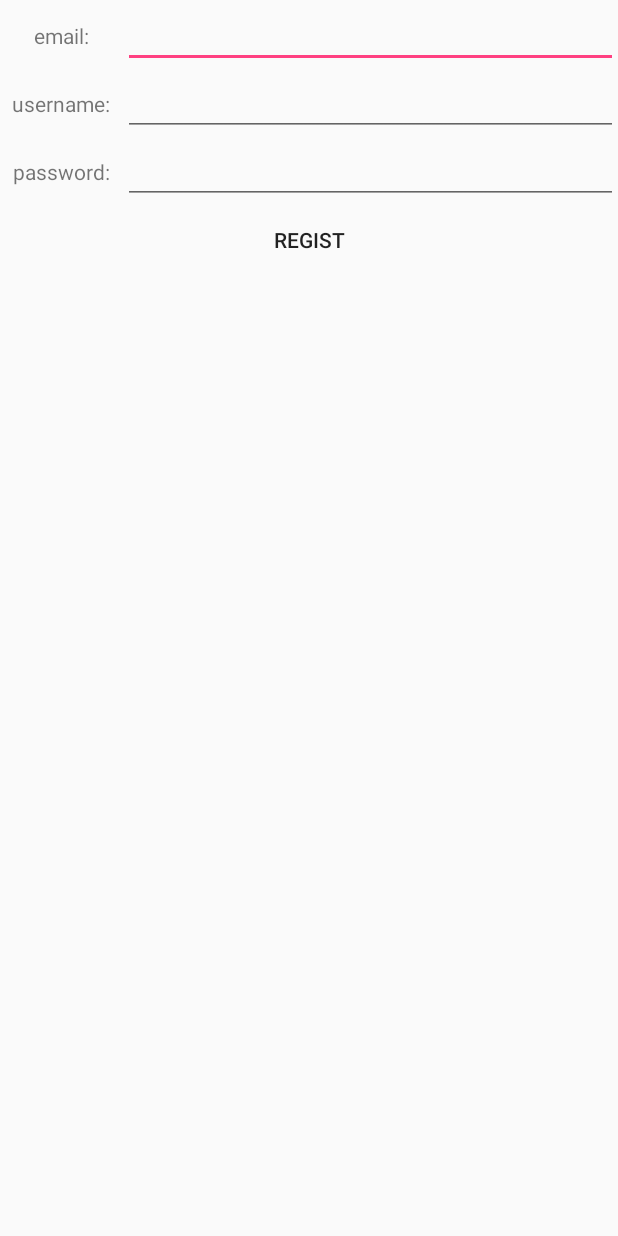
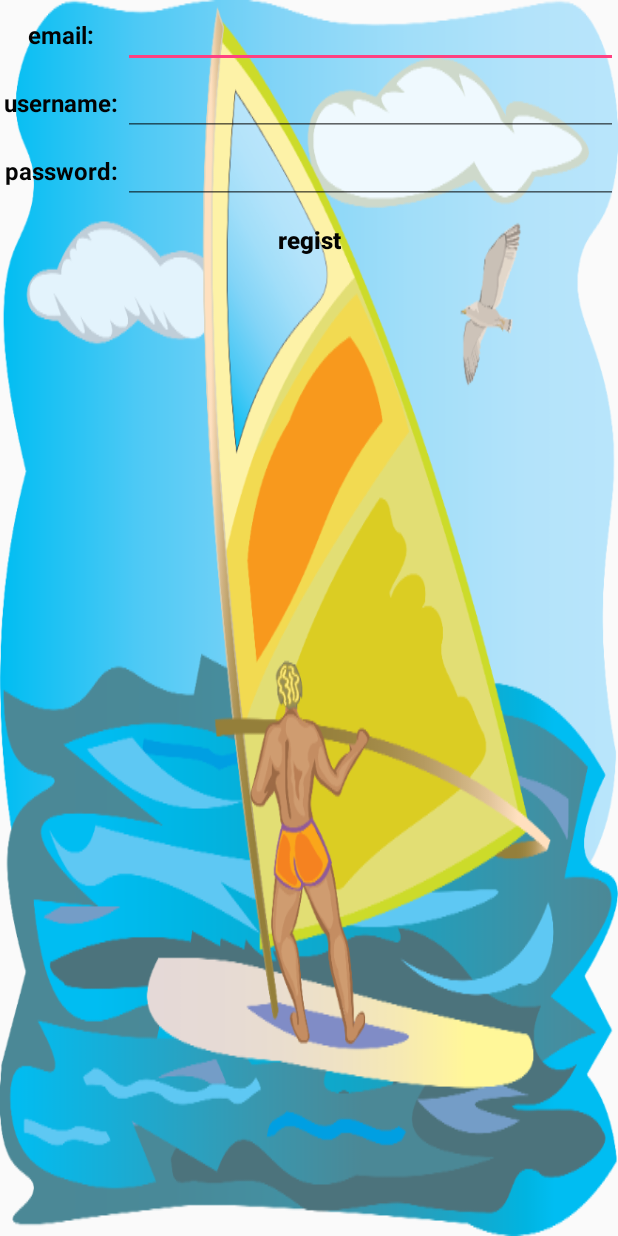
Before and after one commit to greatgeek/DreamBikeOne, an Android app: the RegisterActivity screen opened directly, with no data from a screen before it, on a phone screen of 412 x 824 dp. Run offline under Robolectric (Android 15) with nearby library versions, the phone set to English and light mode, and no system bars.

Commit message:
revert point

```diff
--- a/app/src/main/java/com/panghui/dreambike/LoginActivity.java
+++ b/app/src/main/java/com/panghui/dreambike/LoginActivity.java
@@ -127,8 +127,7 @@ public class LoginActivity extends AppCompatActivity implements View.OnClickList
                                             @Override
                                             public void run() {
                                                 Intent intent=new Intent("com.panghui.dreambike.LOCAL_BROADCAST");
-                                                intent.putExtra("username",user.getUsername());
-                                                intent.putExtra("email",user.getEmail());
+                                                intent.putExtra("user",user);
                                                 localBroadcastManager.sendBroadcast(intent);
                                                 finish();
                                             }
--- a/app/src/main/java/com/panghui/dreambike/Util/HttpUtil.java
+++ b/app/src/main/java/com/panghui/dreambike/Util/HttpUtil.java
@@ -37,6 +37,7 @@ public class HttpUtil {
                     user.setUsername(jsonObject.getString("username"));
                     user.setEmail(jsonObject.getString("email"));
                     user.setPassword(jsonObject.getString("password"));
+                    user.setBalance(jsonObject.getString("balance"));
                 }
             }catch (Exception e){
                 e.printStackTrace();
--- a/app/src/main/res/layout/activity_register.xml
+++ b/app/src/main/res/layout/activity_register.xml
@@ -2,17 +2,22 @@
 <LinearLayout xmlns:android="http://schemas.android.com/apk/res/android"
     android:orientation="vertical"
     android:layout_width="match_parent"
-    android:layout_height="match_parent">
+    android:layout_height="match_parent"
+    android:background="@drawable/registerbg">
     <LinearLayout
         android:orientation="horizontal"
         android:layout_width="match_parent"
         android:layout_height="wrap_content">
+
         <TextView
             android:layout_width="0dp"
+            android:layout_height="wrap_content"
             android:layout_weight="1"
+            android:text="email:"
             android:textAlignment="center"
-            android:layout_height="wrap_content"
-            android:text="email:"/>
+            android:textColor="#030303"
+            android:textSize="16dp"
+            android:textStyle="bold" />
         <EditText
             android:id="@+id/email"
             android:layout_width="0dp"
@@ -23,12 +28,16 @@
         android:orientation="horizontal"
         android:layout_width="match_parent"
         android:layout_height="wrap_content">
+
         <TextView
             android:layout_width="0dp"
+            android:layout_height="wrap_content"
             android:layout_weight="1"
-            android:layout_height="wrap_content"
+            android:text="username:"
             android:textAlignment="center"
-            android:text="username:"/>
+            android:textColor="#030303"
+            android:textSize="16dp"
+            android:textStyle="bold" />
         <EditText
             android:id="@+id/username"
             android:layout_width="0dp"
@@ -39,12 +48,16 @@
         android:orientation="horizontal"
         android:layout_width="match_parent"
         android:layout_height="wrap_content">
+
         <TextView
             android:layout_width="0dp"
+            android:layout_height="wrap_content"
             android:layout_weight="1"
+            android:text="password:"
             android:textAlignment="center"
-            android:layout_height="wrap_content"
-            android:text="password:"/>
+            android:textColor="#030303"
+            android:textSize="16dp"
+            android:textStyle="bold" />
         <EditText
             android:id="@+id/password"
             android:layout_width="0dp"
@@ -55,12 +68,17 @@
         android:orientation="horizontal"
         android:layout_width="match_parent"
         android:layout_height="wrap_content">
+
         <Button
             android:id="@+id/regist"
             android:layout_width="0dp"
+            android:layout_height="wrap_content"
             android:layout_weight="5"
-            android:layout_height="wrap_content"
+            android:background="@drawable/button_selector1"
             android:text="regist"
-            android:background="@drawable/button_selector1"/>
+            android:textAllCaps="false"
+            android:textColor="#030303"
+            android:textSize="16dp"
+            android:textStyle="bold" />
     </LinearLayout>
 </LinearLayout>
--- a/app/src/main/res/menu/nav_menu.xml
+++ b/app/src/main/res/menu/nav_menu.xml
@@ -22,10 +22,6 @@
             android:id="@+id/nav_owner"
             android:icon="@drawable/nav_owner_blank"
             android:title="成为梦想车主" />
-        <item
-            android:id="@+id/nav_setting"
-            android:icon="@drawable/nav_setting"
-            android:title="设置"/>
     </group>
 
 </menu>
```
Also changed, not shown: app/src/main/AndroidManifest.xml (+11 -6 lines), app/src/main/java/com/panghui/dreambike/ChargeActivity.java (added, +44 -0 lines), app/src/main/java/com/panghui/dreambike/MainActivity.java (+12 -4 lines), app/src/main/java/com/panghui/dreambike/Util/User.java (+15 -1 lines), app/src/main/java/com/panghui/dreambike/WalletActivity.java (+30 -1 lines), app/src/main/res/layout/activity_charge.xml (added, +65 -0 lines), app/src/main/res/layout/activity_dream_bike_owner.xml (+7 -2 lines), app/src/main/res/layout/activity_login.xml (+26 -10 lines), app/src/main/res/layout/activity_wallet.xml (+28 -9 lines), app/src/main/res/drawable-xxxhdpi/loginbg.png (added), app/src/main/res/drawable-xxxhdpi/registerbg.png (added).
